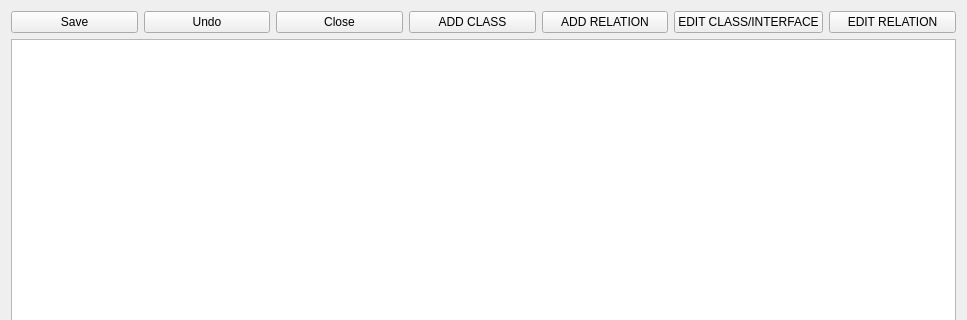
The window that src/views/sequencediagramview.ui (JohnyDevp/CPP_Project) describes before a commit, drawn with Qt 5; both pictures show x 0 to 967 and y 0 to 320 of the 967 by 559 pixel window.
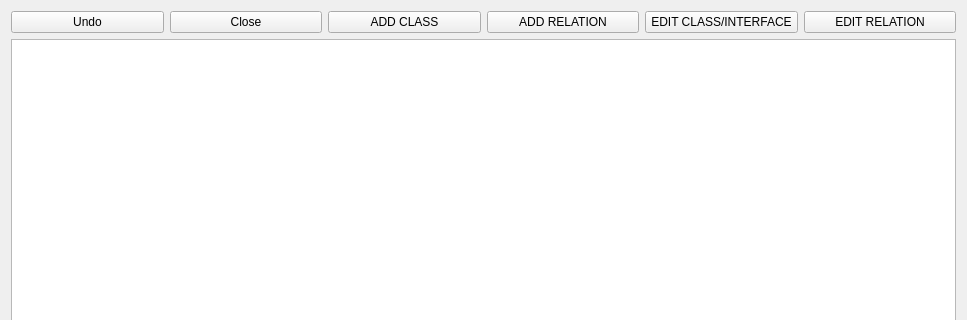
The same window after the commit.

Commit message: improving sequenced diagram view design and info

The edit to the form file:
```diff
--- a/src/views/sequencediagramview.ui
+++ b/src/views/sequencediagramview.ui
@@ -23,13 +23,6 @@
        </item>
        <item>
         <layout class="QHBoxLayout" name="horizontalLayout">
-         <item>
-          <widget class="QPushButton" name="btnSave">
-           <property name="text">
-            <string>Save</string>
-           </property>
-          </widget>
-         </item>
          <item>
           <widget class="QPushButton" name="btnUndo">
            <property name="text">
```
The commit also changes 4 other files.
